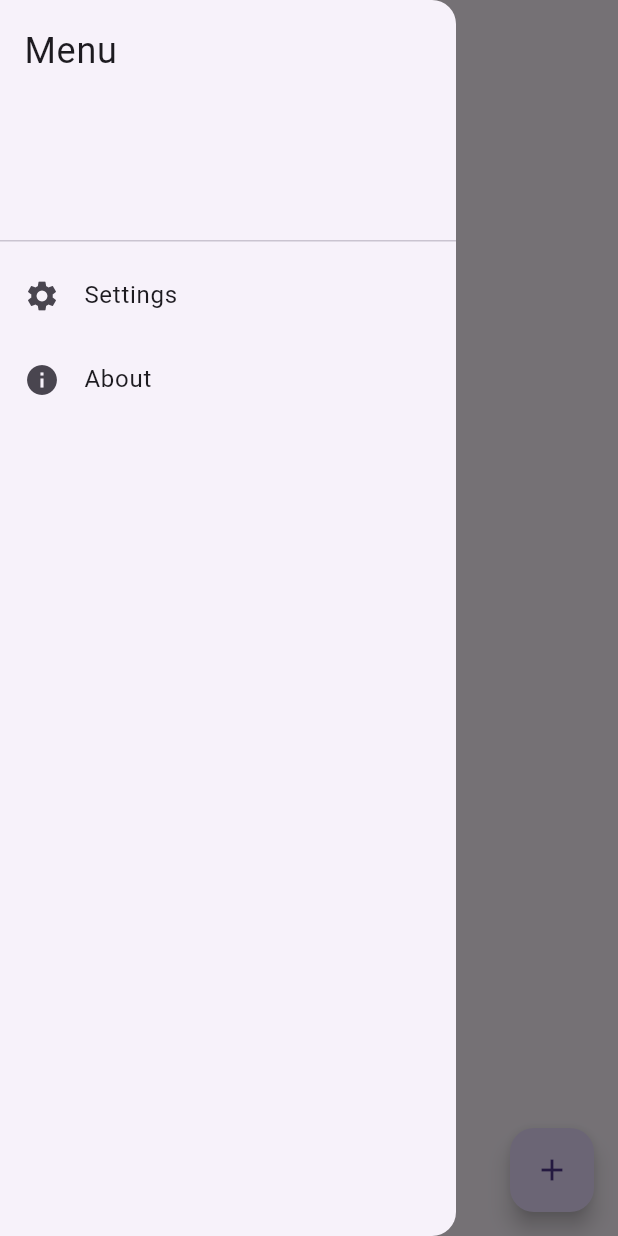
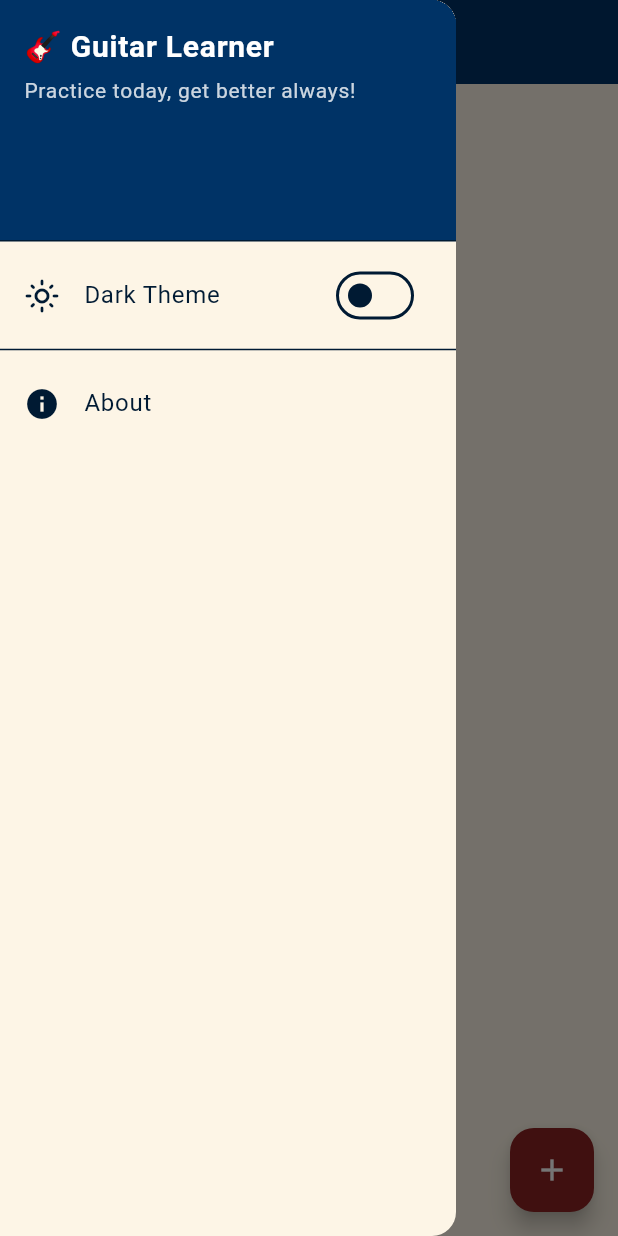
Before and after one commit to vinicalgaro/Guitar-Notebook, a Flutter app: the screen it shows after launch, with the side drawer open, on a phone screen of 412 x 824 dp. Run offline on Flutter 3.47's test engine with Material 3 defaults, Android fonts, the phone set to English and light mode, and no system bars; our stand-ins replace google_fonts, package_info_plus, shared_preferences; generated files the repository leaves out were written again.

Commit message:
Implementa rotas, intl, página Sobre, temas e modo escuro/claro.

```diff
--- a/lib/l10n/intl_en.arb
+++ b/lib/l10n/intl_en.arb
@@ -4,5 +4,19 @@
   "menu": "Menu",
   "settings": "Settings",
   "about": "About",
-  "songs": "Songs"
+  "songs": "Songs",
+  "modoEscuro": "Dark Theme",
+  "version": "Version {versionNumber}",
+  "@version": {
+    "description": "Text to show the current app version.",
+    "placeholders": {
+      "versionNumber": {
+        "type": "String",
+        "example": "1.0.0"
+      }
+    }
+  },
+  "aboutAppText": "This app was developed to help musicians organize their practice, track their progress, and master their favorite songs.",
+  "dev": "Developer",
+  "appLema": "Practice today, get better always!"
 }
--- a/lib/main.dart
+++ b/lib/main.dart
@@ -1,20 +1,61 @@
 import 'package:flutter/material.dart';
 import 'package:flutter_gen/gen_l10n/app_localizations.dart';
+import 'package:guitar_learner/view/about_page.dart';
 import 'package:guitar_learner/view/home_page.dart';
+import 'package:provider/provider.dart';
 
-void main() {
-  runApp(const MainApp());
+import 'model/settings_repository.dart';
+import 'routes/app_routes.dart';
+import 'theme/app_theme.dart';
+import 'viewmodel/theme_viewmodel.dart';
+
+void main() async {
+  WidgetsFlutterBinding.ensureInitialized();
+
+  final settingsRepository = await SettingsRepository.init();
+
+  runApp(
+    MultiProvider(
+      providers: [
+        Provider<SettingsRepository>.value(
+          value: settingsRepository,
+        ),
+        ChangeNotifierProvider<ThemeViewModel>(
+          create: (context) => ThemeViewModel(
+            context.read<SettingsRepository>(),
+          ),
+        ),
+      ],
+      child: const MainApp(),
+    ),
+  );
 }
 
 class MainApp extends StatelessWidget {
   const MainApp({super.key});
 
+  MaterialPageRoute _getRoute(Widget page) =>
+      MaterialPageRoute(builder: (_) => page);
+
   @override
   Widget build(BuildContext context) {
-    return const MaterialApp(
+    ThemeViewModel themeViewModel = Provider.of<ThemeViewModel>(context);
+
+    return MaterialApp(
       localizationsDelegates: AppLocalizations.localizationsDelegates,
       supportedLocales: AppLocalizations.supportedLocales,
-      home: HomePage(),
+      theme: AppTheme.lightTheme,
+      darkTheme: AppTheme.darkTheme,
+      themeMode: themeViewModel.themeMode,
+      onGenerateRoute: (settings) {
+        switch (settings.name) {
+          case AppRoutes.about:
+            return _getRoute(const AboutPage());
+          default:
+            return _getRoute(const HomePage());
+        }
+      },
+      home: const HomePage(),
     );
   }
 }
--- /dev/null
+++ b/lib/model/settings_repository.dart
@@ -0,0 +1,31 @@
+import 'package:flutter/material.dart';
+import 'package:shared_preferences/shared_preferences.dart';
+
+class SettingsRepository {
+  static const String _themeKey = 'theme_mode';
+
+  final SharedPreferences _prefs;
+
+  SettingsRepository._(this._prefs);
+
+  // Método estático para criar o repositório de forma assíncrona
+  // Isso garante que o SharedPreferences esteja pronto antes de usá-lo
+  static Future<SettingsRepository> init() async {
+    final prefs = await SharedPreferences.getInstance();
+    return SettingsRepository._(prefs);
+  }
+
+  Future<void> saveThemePreference(ThemeMode theme) async {
+    await _prefs.setString(_themeKey, theme.name);
+  }
+
+  Future<ThemeMode> getThemePreference() async {
+    final themeName = _prefs.getString(_themeKey) ?? ThemeMode.system.name;
+
+    try {
+      return ThemeMode.values.firstWhere((e) => e.name == themeName);
+    } catch (e) {
+      return ThemeMode.system;
+    }
+  }
+}
--- /dev/null
+++ b/lib/routes/app_routes.dart
@@ -0,0 +1,6 @@
+class AppRoutes {
+  static const String home = '/';
+  static const String about = '/about';
+  static const String addSong = '/add-song';
+  static const String playSong = '/play-song';
+}
--- /dev/null
+++ b/lib/theme/app_colors_extension.dart
@@ -0,0 +1,33 @@
+import 'package:flutter/material.dart';
+
+class AppColorsExtension extends ThemeExtension<AppColorsExtension> {
+  final Color textSecondary;
+
+  const AppColorsExtension({
+    required this.textSecondary,
+  });
+
+  @override
+  ThemeExtension<AppColorsExtension> copyWith({
+    Color? textPrimary,
+    Color? textSecondary,
+    Color? textDisabled,
+  }) {
+    return AppColorsExtension(
+      textSecondary: textSecondary ?? this.textSecondary,
+    );
+  }
+
+  @override
+  ThemeExtension<AppColorsExtension> lerp(
+    covariant ThemeExtension<AppColorsExtension>? other,
+    double t,
+  ) {
+    if (other is! AppColorsExtension) {
+      return this;
+    }
+    return AppColorsExtension(
+      textSecondary: Color.lerp(textSecondary, other.textSecondary, t)!,
+    );
+  }
+}
--- /dev/null
+++ b/lib/theme/app_theme.dart
@@ -0,0 +1,193 @@
+import 'package:flutter/material.dart';
+import 'package:google_fonts/google_fonts.dart';
+
+import 'app_colors_extension.dart';
+
+class AppTheme {
+  AppTheme._();
+
+  // --- CORES DA PALETA ---
+  static const Color darkBlue = Color(0xFF003366);
+  static const Color darkRed = Color(0xFF8B2222);
+  static const Color cream = Color(0xFFFDF5E6);
+  static const Color lightBlue = Color(0xFF6C92B4);
+  static const Color brightRed = Color(0xFFC70039);
+
+  // --- CORES DE TEXTO ---
+  // Cores principais de texto
+  static const Color _lightTextColor = Color(0xFF001A33);
+  static const Color _darkTextColor = cream;
+
+  /// Cor secundária, mais suave. Ótima para subtítulos e descrições.
+  static const Color _textSecondary = Color(0xFF575757);
+  static const Color _textSecondaryDark = Color(0xFFA4A4A4);
+
+  static TextTheme get textTheme => GoogleFonts.robotoTextTheme();
+
+  // --- TEMA CLARO (LIGHT THEME) ---
+  static final ThemeData lightTheme = ThemeData(
+    useMaterial3: true,
+    brightness: Brightness.light,
+
+    // Esquema de cores principal
+    colorScheme: const ColorScheme.light(
+      primary: darkBlue,
+      onPrimary: Colors.white,
+      secondary: lightBlue,
+      onSecondary: Colors.white,
+      tertiary: darkRed,
+      onTertiary: Colors.white,
+      background: cream,
+      onBackground: _lightTextColor,
+      surface: cream,
+      onSurface: _lightTextColor,
+      error: brightRed,
+      onError: Colors.white,
+    ),
+
+    // Tema dos textos
+    textTheme: textTheme.apply(
+      bodyColor: _lightTextColor,
+      displayColor: _lightTextColor,
+    ),
+
+    // Tema da AppBar
+    appBarTheme: const AppBarTheme(
+      backgroundColor: darkBlue,
+      foregroundColor: Colors.white, // Cor do título e ícones
+      elevation: 4.0,
+      centerTitle: true,
+    ),
+
+    // Tema do Scaffold
+    scaffoldBackgroundColor: cream,
+
+    // Tema dos Botões
+    elevatedButtonTheme: ElevatedButtonThemeData(
+      style: ElevatedButton.styleFrom(
+        backgroundColor: darkBlue,
+        foregroundColor: Colors.white,
+        padding: const EdgeInsets.symmetric(horizontal: 24, vertical: 12),
+        shape: RoundedRectangleBorder(
+          borderRadius: BorderRadius.circular(8),
+        ),
+      ),
+    ),
+
+    // Tema do Floating Action Button (FAB)
+    floatingActionButtonTheme: const FloatingActionButtonThemeData(
+      backgroundColor: darkRed, // Usando o vermelho escuro para destaque
+      foregroundColor: Colors.white,
+    ),
+
+    // Tema dos Cards
+    cardTheme: CardTheme(
+      color: Colors.white, // Um pouco mais branco que o fundo para se destacar
+      elevation: 2,
+      shape: RoundedRectangleBorder(
+        borderRadius: BorderRadius.circular(12),
+      ),
+    ),
+
+    // Tema dos campos de texto
+    inputDecorationTheme: const InputDecorationTheme(
+      border: OutlineInputBorder(
+        borderRadius: BorderRadius.all(Radius.circular(8)),
+      ),
+      focusedBorder: OutlineInputBorder(
+        borderSide: BorderSide(color: darkBlue, width: 2.0),
+        borderRadius: BorderRadius.all(Radius.circular(8)),
+      ),
+      labelStyle: TextStyle(color: darkBlue),
+    ),
+
+    extensions: [
+      AppColorsExtension(
+        textSecondary: _textSecondary,
+      ),
+    ],
+  );
+
+  // --- TEMA ESCURO (DARK THEME) ---
+  static final ThemeData darkTheme = ThemeData(
+    useMaterial3: true,
+    brightness: Brightness.dark,
+
+    // Esquema de cores para o modo escuro
+    colorScheme: const ColorScheme.dark(
+      primary: lightBlue,
+      // O azul claro se destaca mais no fundo escuro
+      onPrimary: _darkTextColor,
+      secondary: darkBlue,
+      onSecondary: _darkTextColor,
+      tertiary: darkRed,
+      onTertiary: _darkTextColor,
+      background: Color(0xFF121212),
+      // Um preto padrão do Material Design
+      onBackground: _darkTextColor,
+      surface: Color(0xFF1E1E1E),
+      onSurface: _darkTextColor,
+      error: brightRed,
+      onError: Colors.white,
+    ),
+
+    // Tema dos textos para o modo escuro
+    textTheme: textTheme.apply(
+      bodyColor: _darkTextColor,
+      displayColor: _darkTextColor,
+    ),
+
+    // Tema da AppBar para o modo escuro
+    appBarTheme: const AppBarTheme(
+      backgroundColor: Color(0xFF1E1E1E),
+      foregroundColor: _darkTextColor,
+      elevation: 4.0,
+      centerTitle: true,
+    ),
+
+    // Tema do Scaffold para o modo escuro
+    scaffoldBackgroundColor: const Color(0xFF121212),
+
+    // Tema dos Botões para o modo escuro
+    elevatedButtonTheme: ElevatedButtonThemeData(
+      style: ElevatedButton.styleFrom(
+        backgroundColor: lightBlue,
+        foregroundColor: _darkTextColor,
+        padding: const EdgeInsets.symmetric(horizontal: 24, vertical: 12),
+        shape: RoundedRectangleBorder(
+          borderRadius: BorderRadius.circular(8),
+        ),
+      ),
+    ),
+
+    // Tema do Floating Action Button (FAB)
+    floatingActionButtonTheme: const FloatingActionButtonThemeData(
+      backgroundColor: darkRed,
+      foregroundColor: Colors.white,
+    ),
+
+    // Tema dos Cards
+    cardTheme: CardTheme(
+      color: const Color(0xFF1E1E1E),
+      elevation: 2,
+      shape: RoundedRectangleBorder(
+        borderRadius: BorderRadius.circular(12),
+      ),
+    ),
+
+    switchTheme: SwitchThemeData(
+      overlayColor: MaterialStateProperty.resolveWith((states) {
+        if (states.contains(MaterialState.hovered)) {
+          return darkBlue.withOpacity(0.5);
+        }
+        return null;
+      }),
+    ),
+
+    extensions: [
+      AppColorsExtension(
+        textSecondary: _textSecondaryDark,
+      ),
+    ],
+  );
+}
--- a/lib/view/home_drawer.dart
+++ b/lib/view/home_drawer.dart
@@ -1,36 +1,84 @@
 import 'package:flutter/material.dart';
 import 'package:flutter_gen/gen_l10n/app_localizations.dart';
+import 'package:guitar_learner/extensions/navigation_extension.dart';
+import 'package:guitar_learner/routes/app_routes.dart';
+import 'package:provider/provider.dart';
+
+import '../theme/app_colors_extension.dart';
+import '../viewmodel/theme_viewmodel.dart';
 
 class HomeDrawer extends StatelessWidget {
   const HomeDrawer({super.key});
 
+  Widget _buildHeader(BuildContext context) => DrawerHeader(
+        decoration: BoxDecoration(
+          color: Theme.of(context).colorScheme.primary,
+        ),
+        child: Column(
+          crossAxisAlignment: CrossAxisAlignment.start,
+          children: [
+            Text(
+              '🎸 ${AppLocalizations.of(context)!.appTitle}',
+              style: TextStyle(
+                color: Theme.of(context).colorScheme.onPrimary,
+                fontSize: 20,
+                fontWeight: FontWeight.bold,
+              ),
+            ),
+            const SizedBox(height: 4),
+            Text(
+              AppLocalizations.of(context)!.appLema,
+              style: TextStyle(
+                fontSize: 14,
+                color: Theme.of(context).colorScheme.onPrimary.withOpacity(0.8),
+              ),
+            ),
+          ],
+        ),
+      );
+
+  Widget _buildThemeSwitch(
+          BuildContext context, ThemeViewModel themeViewModel) =>
+      Consumer<ThemeViewModel>(
+        builder: (context, value, child) => SwitchListTile(
+          secondary: Icon(
+            themeViewModel.themeMode == ThemeMode.dark
+                ? Icons.dark_mode_outlined
+                : Icons.light_mode_outlined,
+          ),
+          value: themeViewModel.themeMode == ThemeMode.dark,
+          onChanged: (isDark) {
+            final viewModel = context.read<ThemeViewModel>();
+            viewModel.setThemeMode(isDark ? ThemeMode.dark : ThemeMode.light);
+          },
+          title: Text(AppLocalizations.of(context)!.modoEscuro),
+        ),
+      );
+
+  Widget _buildPageButton(
+          BuildContext context, IconData icon, String text, Function() onTap) =>
+      ListTile(
+        leading: Icon(icon),
+        title: Text(text),
+        onTap: onTap,
+      );
+
   @override
   Widget build(BuildContext context) {
+    final themeViewModel = context.read<ThemeViewModel>();
+
     return Drawer(
       child: ListView(
+        padding: EdgeInsets.zero,
         children: [
-          DrawerHeader(
-            child: Text(
-              AppLocalizations.of(context)!.menu,
-              style: const TextStyle(
-                fontSize: 24,
-              ),
-            ),
-          ),
-          ListTile(
-            leading: const Icon(Icons.settings),
-            title: Text(AppLocalizations.of(context)!.settings),
-            onTap: () {
-              Navigator.pop(context);
-            },
-          ),
-          ListTile(
-            leading: const Icon(Icons.info),
-            title: Text(AppLocalizations.of(context)!.about),
-            onTap: () {
-              Navigator.pop(context);
-            },
-          ),
+          _buildHeader(context),
+          _buildThemeSwitch(context, themeViewModel),
+          const Divider(),
+          _buildPageButton(
+              context,
+              Icons.info,
+              AppLocalizations.of(context)!.about,
+              () => context.goTo(AppRoutes.about)),
         ],
       ),
     );
--- /dev/null
+++ b/lib/viewmodel/theme_viewmodel.dart
@@ -0,0 +1,28 @@
+import 'package:flutter/material.dart';
+
+import '../model/settings_repository.dart';
+
+class ThemeViewModel with ChangeNotifier {
+  final SettingsRepository _repository;
+
+  ThemeMode _themeMode;
+
+  ThemeMode get themeMode => _themeMode;
+
+  ThemeViewModel(this._repository) : _themeMode = ThemeMode.system {
+    _loadTheme();
+  }
+
+  void _loadTheme() async {
+    _themeMode = await _repository.getThemePreference();
+    notifyListeners();
+  }
+
+  void setThemeMode(ThemeMode mode) async {
+    if (mode == _themeMode) return;
+    _themeMode = mode;
+
+    await _repository.saveThemePreference(mode);
+    notifyListeners();
+  }
+}
--- a/pubspec.yaml
+++ b/pubspec.yaml
@@ -15,7 +15,12 @@ dependencies:
   flutter_localizations:
     sdk: flutter
 
+  google_fonts: ^6.2.1
   intl: ^0.18.1
+  package_info_plus: ^8.0.2
+  provider: ^6.1.5
+  shared_preferences: ^2.2.3
+  url_launcher: ^6.3.1
 
 dev_dependencies:
   flutter_test:
```
Also changed, not shown: lib/extensions/navigation_extension.dart (added, +15 -0 lines), lib/l10n/intl_pt.arb (+19 -1 lines), lib/view/about_page.dart (added, +95 -0 lines), lib/generated/intl/messages_en.dart, lib/generated/intl/messages_pt.dart, lib/generated/l10n.dart, pubspec.lock, 5 other files.
